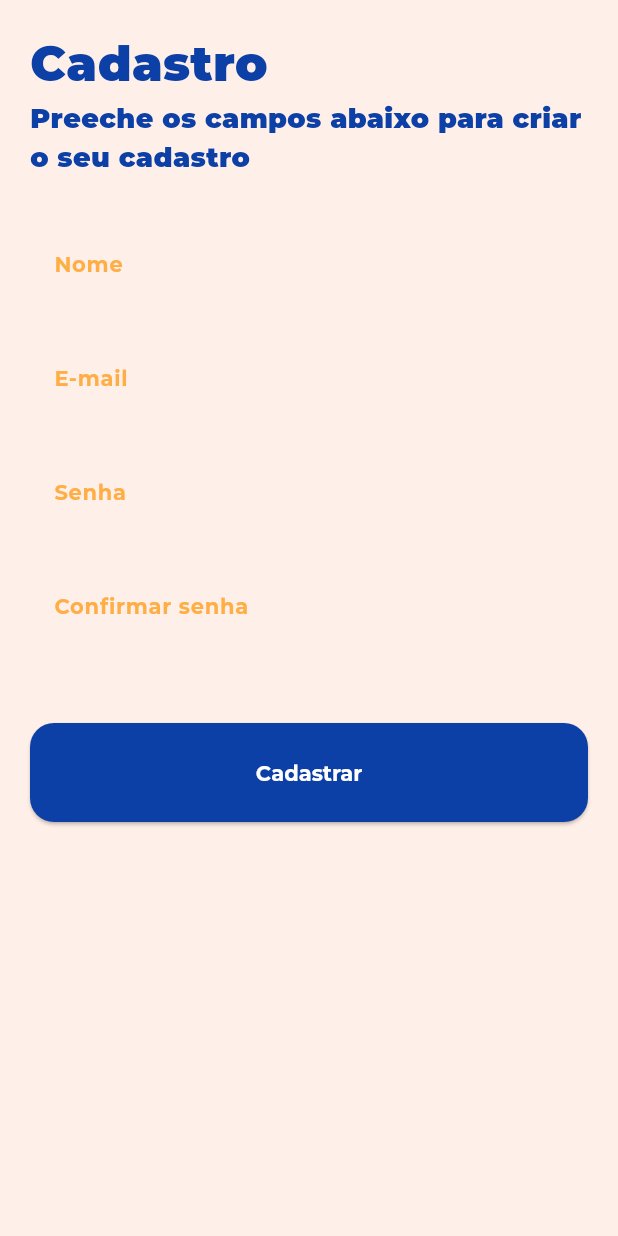
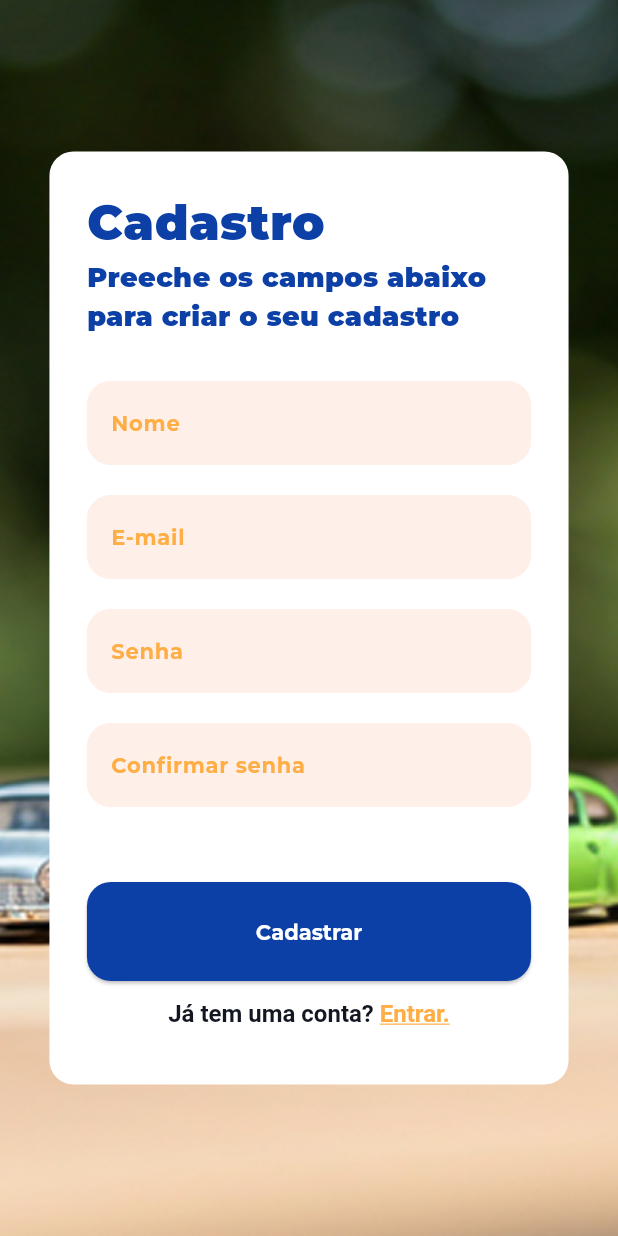
Before and after one commit to caneto/Catalago_colecionadores, a Flutter app: the RegisterPage screen opened by its route, on a phone screen of 412 x 824 dp. Run offline on Flutter 3.47's test engine with Material 3 defaults, Android fonts, the light colour scheme and no system bars; our stand-ins replace signals_flutter, top_snackbar_flutter; missing offline and left inert: validatorless; project files that could hold a hidden picture were left out.

Commit message:
Tela de Registro, feita.
Só falta as telas de Registro e Login, as cores dos componentes.

```diff
--- a/lib/src/ui/registro/register_page.dart
+++ b/lib/src/ui/registro/register_page.dart
@@ -1,7 +1,9 @@
 import 'package:catalago_colecionadores/src/ui/core/helpers/messages.dart';
 import 'package:catalago_colecionadores/src/ui/core/theme/catalago_colecionador_theme.dart';
+import 'package:catalago_colecionadores/src/ui/core/theme/resource.dart';
 import 'package:catalago_colecionadores/src/ui/core/widgets/app_default_especial_button.dart';
 import 'package:catalago_colecionadores/src/ui/core/widgets/app_default_textformfield.dart';
+import 'package:flutter/gestures.dart';
 import 'package:flutter/material.dart';
 import 'package:validatorless/validatorless.dart';
 
@@ -31,20 +33,43 @@
 
   @override
   Widget build(BuildContext context) {
+    final sizeOf = MediaQuery.sizeOf(context);
+
     return Scaffold(
+      backgroundColor: Colors.blueGrey,
       //appBar: DeliveryAppbar(),
-      body: SingleChildScrollView(
-        child: Padding(
-          padding: const EdgeInsets.all(20.0),
+      body: SafeArea(
+        child: SingleChildScrollView(
+          child: Container(
+            constraints: BoxConstraints(minHeight: sizeOf.height),
+            decoration: const BoxDecoration(
+              image: DecorationImage(
+                image: AssetImage(R.ASSETS_IMAGES_CAPA_START_PNG),
+                fit: BoxFit.cover,
+              ),
+            ),
+            child: Center(
+              child: Container(
+                padding: const EdgeInsets.all(25),
+                constraints: BoxConstraints(maxWidth: sizeOf.width * .84),
+                decoration: const BoxDecoration(
+                  color: Colors.white,
+                  borderRadius: BorderRadius.all(Radius.circular(16)),
+                ),
                 child: Form(
                   key: _formKey,
                   child: Column(
                     crossAxisAlignment: CrossAxisAlignment.start,
                     children: [
-                Text('Cadastro', style: CatalagoColecionadorTheme.titleStyle),
+                      Text(
+                        'Cadastro',
+                        style: CatalagoColecionadorTheme.titleStyle,
+                      ),
                       Text(
                         'Preeche os campos abaixo para criar o seu cadastro',
-                  style: CatalagoColecionadorTheme.titleStyle.copyWith(fontSize: 18),
+                        style: CatalagoColecionadorTheme.titleStyle.copyWith(
+                          fontSize: 18,
+                        ),
                       ),
                       const SizedBox(height: 30),
                       AppDefaultTextformfield(
@@ -101,7 +126,41 @@
                           onPressed: _registerUser,
                         ),
                       ),
+                      SizedBox(
+                        width: sizeOf.width * .84,
+                        height: 44,
+                        child: Center(
+                          child: RichText(
+                            text: TextSpan(
+                              style: const TextStyle(
+                                color: CatalagoColecionadorTheme.blackColor,
+                                fontSize: 16,
+                                fontWeight: FontWeight.bold,
+                              ),
+                              children: [
+                                const TextSpan(text: 'Já tem uma conta? '),
+                                TextSpan(
+                                  text: 'Entrar.',
+                                  style: const TextStyle(
+                                    color: CatalagoColecionadorTheme.orangeColor,
+                                    decoration: TextDecoration.underline,
+                                  ),
+                                  recognizer: TapGestureRecognizer()
+                                    ..onTap = () {
+                                      Navigator.of(
+                                        context,
+                                      ).pushReplacementNamed('/login');
+                                    },
+                                ),
                               ],
+                            ),
+                          ),
+                        ),
+                      ),
+                    ],
+                  ),
+                ),
+              ),
             ),
           ),
         ),
```
Also changed, not shown: lib/src/ui/login/login_page.dart (+8 -7 lines), lib/src/ui/pos_start/pos_start_screen.dart (+4 -13 lines), lib/src/ui/start/start_screen.dart (+5 -9 lines). Lines whose indentation alone changed are shown as unchanged.
